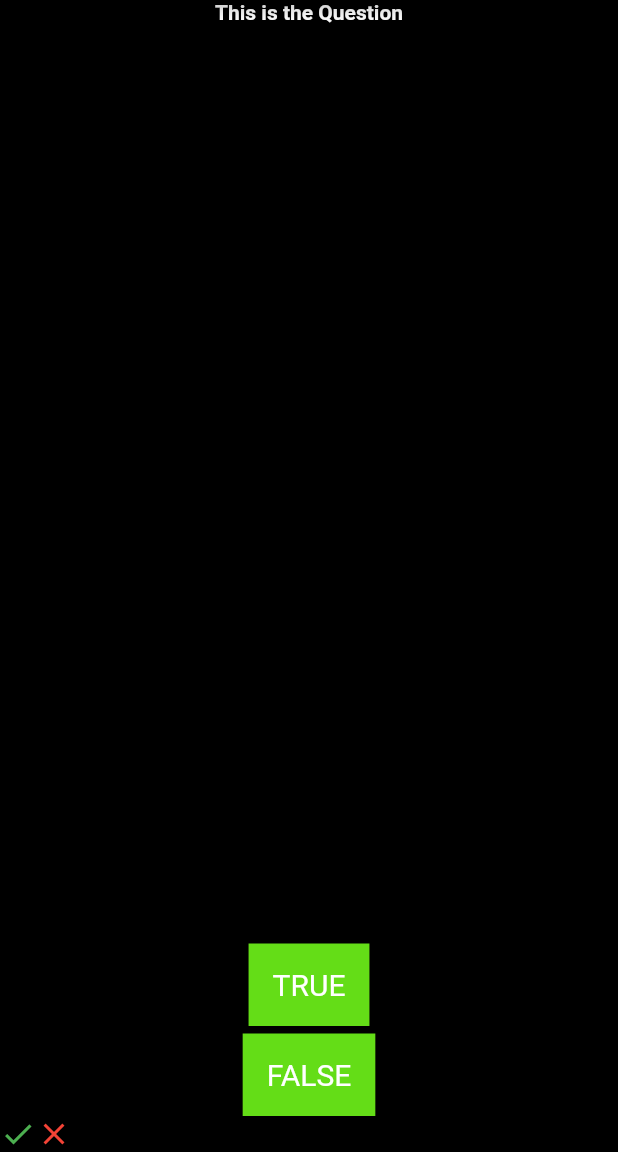
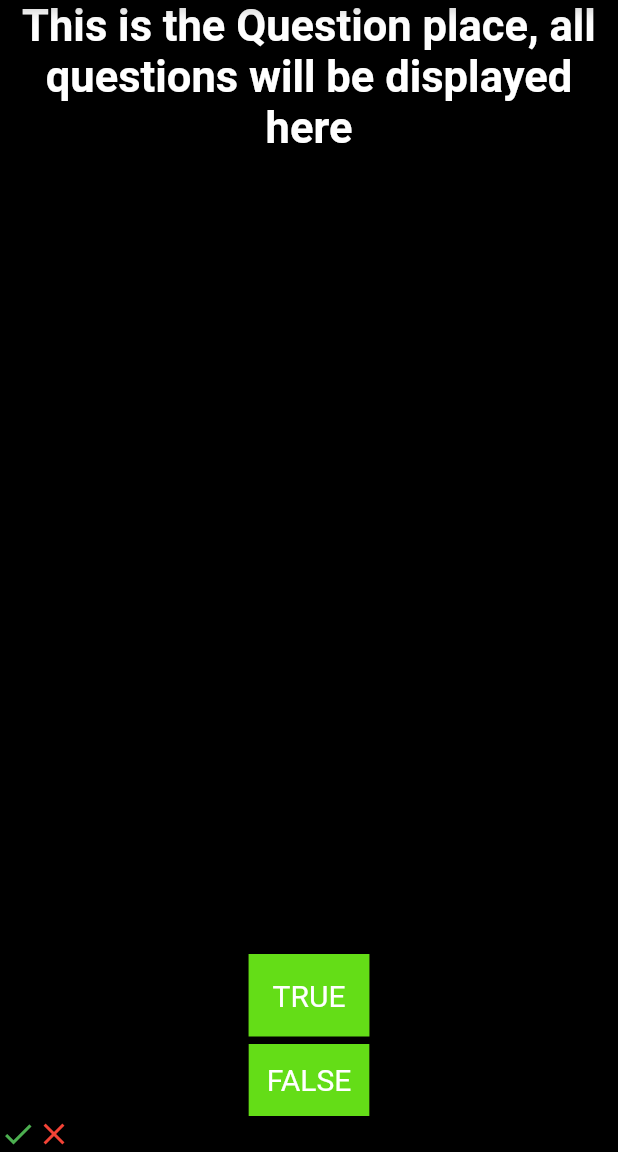
Before and after one commit to Nyandago/quiz_app, a Flutter app: the screen it shows after launch, on a phone screen of 412 x 824 dp, the part 84-1236 px from its top. Run offline on Flutter 3.47's test engine with Material 2 defaults, Android fonts, the phone set to English and light mode, and no system bars.

Commit message:
Update main.dart

```diff
--- a/lib/main.dart
+++ b/lib/main.dart
@@ -15,6 +15,7 @@ class MyApp extends StatelessWidget {
         primarySwatch: Colors.blue,
       ),
       home: const MyHomePage(title: 'Quiz Page'),
+      debugShowCheckedModeBanner: false,
     );
   }
 }
@@ -41,8 +42,10 @@ class _MyHomePageState extends State<MyHomePage> {
           children: <Widget>[
             const Expanded(
                 child: Text(
-              'This is the Question',
+              'This is the Question place, all questions will be displayed here',
+              textAlign: TextAlign.center,
               style: TextStyle(
+                fontSize: 29,
                 color: Colors.white,
                 fontWeight: FontWeight.bold,
               ),
@@ -92,7 +95,7 @@ class _MyHomePageState extends State<MyHomePage> {
                   ),
                   TextButton(
                     style: TextButton.styleFrom(
-                      padding: const EdgeInsets.all(16.0),
+                      padding: const EdgeInsets.all(12.0),
                       primary: Colors.white,
                       textStyle: const TextStyle(fontSize: 20),
                     ),
```
